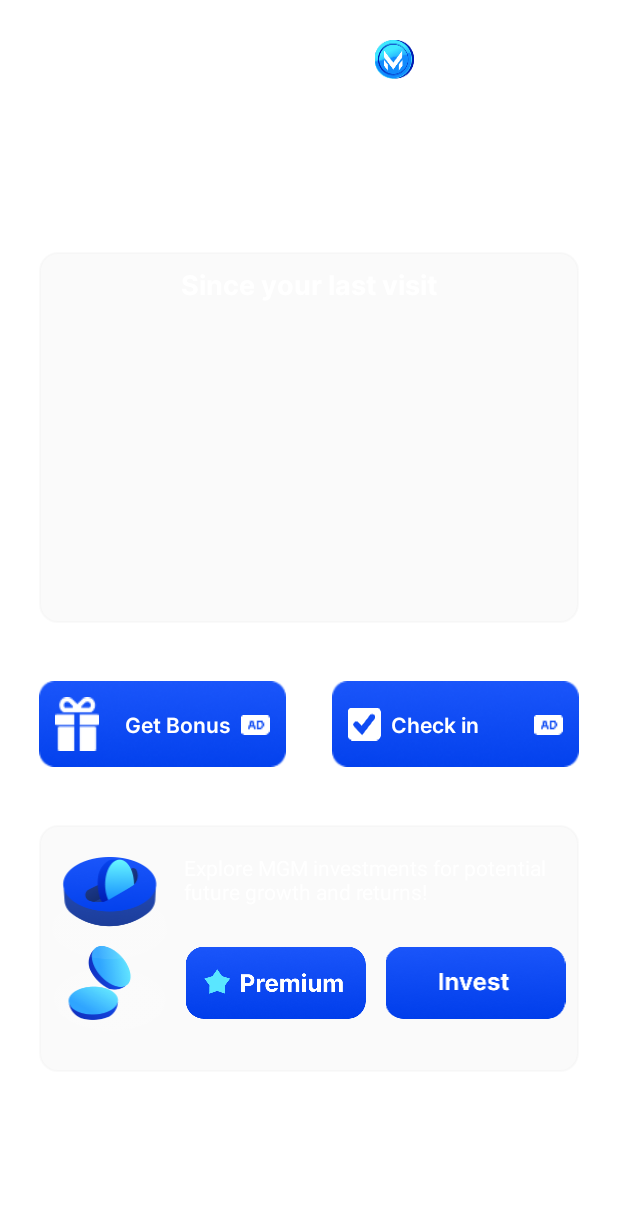
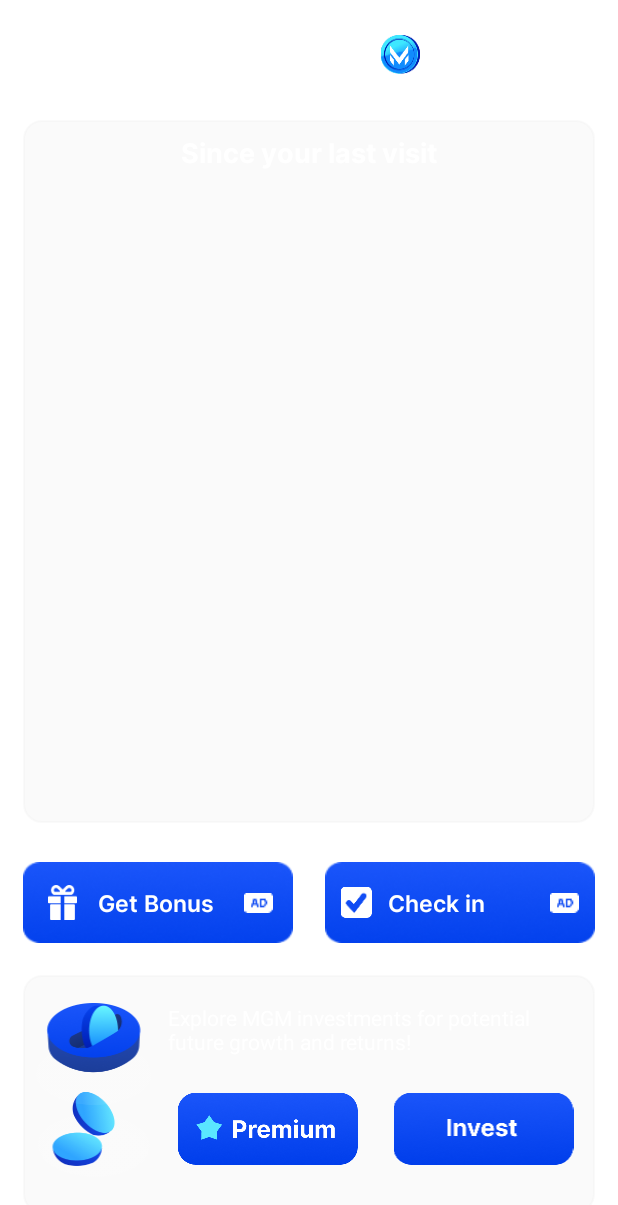
Before and after one commit to NemanjaDucic/Trade-Coach, an Android app: the layout fragment_home.xml on its own in the app's theme, with its tools: preview values and no code run, on a phone screen of 412 x 824 dp. Shown: the top 1205 px of the screen. Run offline under Robolectric (Android 15) with nearby library versions, the phone set to English and light mode, and no system bars.

Commit message:
Andrija Small Fixes - v6

```diff
--- a/app/src/main/res/layout/fragment_home.xml
+++ b/app/src/main/res/layout/fragment_home.xml
@@ -3,7 +3,9 @@
     xmlns:android="http://schemas.android.com/apk/res/android"
     android:layout_width="match_parent"
     android:layout_height="match_parent"
-    xmlns:app="http://schemas.android.com/apk/res-auto">
+    xmlns:app="http://schemas.android.com/apk/res-auto"
+    android:padding="@dimen/_12sdp">
+
     <TextView
         android:id="@+id/titleTV"
         android:layout_width="wrap_content"
@@ -13,10 +15,10 @@
         app:layout_constraintTop_toTopOf="parent"
         android:fontFamily="@font/interbold"
         android:textColor="@color/white"
-        android:textSize="26sp"
+        android:textSize="@dimen/_22sdp"
         android:textAlignment="center"
-        android:layout_margin="@dimen/_16sdp"
         android:text="@string/home"/>
+
     <ImageView
         android:src="@drawable/mcoin"
         android:layout_marginStart="@dimen/_5sdp"
@@ -26,28 +28,28 @@
         app:layout_constraintStart_toEndOf="@id/titleTV"
         app:layout_constraintTop_toTopOf="@id/titleTV"
         app:layout_constraintBottom_toBottomOf="@id/titleTV"/>
+
     <ImageView
         android:layout_width="@dimen/_30sdp"
         android:layout_height="@dimen/_20sdp"
         android:scaleType="fitXY"
-        android:layout_marginTop="@dimen/_20sdp"
+        android:src="@drawable/pbank"
+        app:layout_constraintBottom_toBottomOf="@+id/titleTV"
         app:layout_constraintEnd_toEndOf="parent"
-        app:layout_constraintTop_toTopOf="parent"
-        android:src="@drawable/pbank"
-        android:layout_marginEnd="@dimen/_24sdp"/>
+        app:layout_constraintTop_toTopOf="parent" />
 
     <androidx.constraintlayout.widget.ConstraintLayout
         android:layout_width="0dp"
-        android:layout_margin="@dimen/_20sdp"
+        android:layout_height="0dp"
         android:id="@+id/lastVisitCons"
-        android:layout_height="0dp"
-        app:layout_constraintVertical_chainStyle="packed"
         android:background="@drawable/top_home_background"
+        android:layout_marginTop="@dimen/_18sdp"
+        android:layout_marginBottom="@dimen/_12sdp"
         app:layout_constraintBottom_toTopOf="@id/consButtons"
         app:layout_constraintStart_toStartOf="parent"
         app:layout_constraintEnd_toEndOf="parent"
-        app:layout_constraintTop_toBottomOf="@id/titleTV"
-        app:layout_constraintHeight_percent="0.3">
+        app:layout_constraintTop_toBottomOf="@id/titleTV">
+
         <TextView
             android:layout_width="wrap_content"
             android:layout_height="wrap_content"
@@ -71,112 +73,116 @@
             android:layout_margin="@dimen/_5sdp"
             app:layout_constraintTop_toBottomOf="@id/visitTV"/>
     </androidx.constraintlayout.widget.ConstraintLayout>
+
     <androidx.constraintlayout.widget.ConstraintLayout
+        android:layout_width="0dp"
+        android:layout_height="wrap_content"
+        android:id="@+id/consButtons"
+        android:paddingTop="@dimen/_8sdp"
+        android:paddingBottom="@dimen/_8sdp"
         app:layout_constraintStart_toStartOf="parent"
         app:layout_constraintEnd_toEndOf="parent"
         app:layout_constraintTop_toBottomOf="@id/lastVisitCons"
-        android:layout_width="0dp"
-        android:id="@+id/consButtons"
-        app:layout_constraintBottom_toTopOf="@id/consJar"
-        app:layout_constraintHeight_percent="0.1"
-        android:layout_height="0dp">
+        app:layout_constraintBottom_toTopOf="@id/consJar">
+
         <androidx.constraintlayout.widget.ConstraintLayout
+            android:id="@+id/buttonBonusCons"
+            android:layout_width="0dp"
+            android:layout_height="wrap_content"
+            android:background="@drawable/rect_bck"
+            android:layout_marginEnd="@dimen/_8sdp"
+            android:paddingVertical="@dimen/_12sdp"
+            android:paddingHorizontal="@dimen/_10sdp"
+            app:layout_constraintBottom_toBottomOf="parent"
+            app:layout_constraintEnd_toStartOf="@+id/buttonCheckInCons"
+            app:layout_constraintStart_toStartOf="parent"
+            app:layout_constraintTop_toTopOf="parent">
+
+            <ImageView
+                android:id="@+id/giftImg"
+                android:layout_width="@dimen/_20sdp"
+                android:layout_height="@dimen/_18sdp"
+                android:src="@drawable/gift_ico"
+                app:layout_constraintBottom_toBottomOf="parent"
+                app:layout_constraintEnd_toStartOf="@id/getBounusTexxt"
+                app:layout_constraintStart_toStartOf="parent"
+                app:layout_constraintTop_toTopOf="parent" />
+
+            <TextView
+                android:id="@+id/getBounusTexxt"
+                android:layout_width="0dp"
+                android:layout_height="wrap_content"
+                android:fontFamily="@font/intersemibold"
+                android:text="Get Bonus"
+                android:gravity="start"
+                android:layout_marginLeft="@dimen/_8sdp"
+                android:textColor="@color/white"
+                android:textSize="@dimen/_12sdp"
+                app:layout_constraintBottom_toBottomOf="parent"
+                app:layout_constraintEnd_toStartOf="@id/adLeft"
+                app:layout_constraintStart_toEndOf="@id/giftImg"
+                app:layout_constraintTop_toTopOf="parent" />
+
+            <ImageView
+                android:id="@+id/adLeft"
+                android:layout_width="@dimen/_15sdp"
+                android:layout_height="@dimen/_10sdp"
+                android:scaleType="fitXY"
+                android:src="@drawable/ad_ico"
+                app:layout_constraintBottom_toBottomOf="parent"
+                app:layout_constraintEnd_toEndOf="parent"
+                app:layout_constraintStart_toEndOf="@id/getBounusTexxt"
+                app:layout_constraintTop_toTopOf="parent" />
+        </androidx.constraintlayout.widget.ConstraintLayout>
+
+        <androidx.constraintlayout.widget.ConstraintLayout
+            android:id="@+id/buttonCheckInCons"
             android:layout_width="0dp"
             android:layout_height="0dp"
-            app:layout_constraintHeight_percent="0.7"
-            app:layout_constraintStart_toStartOf="parent"
-            app:layout_constraintTop_toTopOf="parent"
-            android:layout_marginStart="@dimen/_20sdp"
             android:background="@drawable/rect_bck"
+            android:layout_marginStart="@dimen/_8sdp"
+            android:paddingVertical="@dimen/_12sdp"
+            android:paddingHorizontal="@dimen/_8sdp"
             app:layout_constraintBottom_toBottomOf="parent"
-            app:layout_constraintWidth_percent="0.4"
-            android:id="@+id/buttonBonusCons">
+            app:layout_constraintEnd_toEndOf="parent"
+            app:layout_constraintStart_toEndOf="@+id/buttonBonusCons"
+            app:layout_constraintTop_toTopOf="parent">
+
             <ImageView
+                android:id="@+id/checkImg"
+                android:layout_width="@dimen/_16sdp"
+                android:layout_height="@dimen/_16sdp"
+                android:src="@drawable/check_ico"
+                app:layout_constraintBottom_toBottomOf="parent"
+                app:layout_constraintStart_toStartOf="parent"
+                app:layout_constraintTop_toTopOf="parent" />
+
+            <TextView
                 android:layout_width="0dp"
-                android:layout_height="0dp"
-                android:layout_marginStart="@dimen/_8sdp"
-                android:src="@drawable/gift_ico"
-                android:id="@+id/giftImg"
-                android:layout_margin="@dimen/_8sdp"
-                app:layout_constraintEnd_toStartOf="@id/getBounusTexxt"
+                android:layout_height="wrap_content"
+                android:fontFamily="@font/intersemibold"
+                android:text="Check in"
+                android:gravity="start"
+                android:layout_marginLeft="@dimen/_8sdp"
+                android:textColor="@color/white"
+                android:textSize="@dimen/_12sdp"
+                app:layout_constraintBottom_toBottomOf="parent"
+                app:layout_constraintEnd_toStartOf="@+id/imageView"
+                app:layout_constraintStart_toEndOf="@id/checkImg"
+                app:layout_constraintTop_toTopOf="parent" />
 
-                app:layout_constraintStart_toStartOf="parent"
-                app:layout_constraintTop_toTopOf="parent"
-                app:layout_constraintBottom_toBottomOf="parent"/>
-            <TextView
-                app:layout_constraintEnd_toStartOf="@id/adLeft"
-                android:id="@+id/getBounusTexxt"
-                android:layout_width="wrap_content"
-                android:layout_height="wrap_content"
-                app:layout_constraintTop_toTopOf="parent"
-                app:layout_constraintBottom_toBottomOf="parent"
-                app:layout_constraintStart_toEndOf="@id/giftImg"
-                android:layout_marginStart="@dimen/_5sdp"
-                android:text="Get Bonus"
-                android:textColor="@color/white"
-                android:textSize="14sp"
-                android:fontFamily="@font/intersemibold"/>
-                <ImageView
-                    android:id="@+id/adLeft"
-                    app:layout_constraintStart_toEndOf="@id/getBounusTexxt"
-                    android:layout_width="@dimen/_15sdp"
-                    android:layout_height="@dimen/_10sdp"
-                    android:src="@drawable/ad_ico"
-                    android:scaleType="fitXY"
-                    android:layout_marginStart="@dimen/_5sdp"
-                    android:layout_marginTop="@dimen/_16sdp"
-                    android:layout_marginBottom="@dimen/_15sdp"
-                    app:layout_constraintEnd_toEndOf="parent"
-                    app:layout_constraintTop_toTopOf="parent"
-                    app:layout_constraintBottom_toBottomOf="parent"
-                    android:layout_marginEnd="@dimen/_8sdp"/>
-        </androidx.constraintlayout.widget.ConstraintLayout>
-        <androidx.constraintlayout.widget.ConstraintLayout
-            android:layout_width="0dp"
-            android:layout_height="0dp"
-            android:layout_marginEnd="@dimen/_20sdp"
-            app:layout_constraintHeight_percent="0.7"
-            app:layout_constraintEnd_toEndOf="parent"
-            app:layout_constraintTop_toTopOf="parent"
-            android:background="@drawable/rect_bck"
-            app:layout_constraintBottom_toBottomOf="parent"
-            app:layout_constraintWidth_percent="0.4"
-            android:id="@+id/buttonCheckInCons">
             <ImageView
-                android:layout_width="wrap_content"
-                android:layout_height="0dp"
-                android:layout_marginStart="@dimen/_8sdp"
-                android:src="@drawable/check_ico"
-                android:id="@+id/checkImg"
-                app:layout_constraintStart_toStartOf="parent"
-                app:layout_constraintTop_toTopOf="parent"
-                app:layout_constraintBottom_toBottomOf="parent"/>
-            <TextView
-                android:layout_width="wrap_content"
-                android:layout_height="wrap_content"
-                app:layout_constraintTop_toTopOf="parent"
-                app:layout_constraintBottom_toBottomOf="parent"
-                app:layout_constraintStart_toEndOf="@id/checkImg"
-                android:layout_marginStart="@dimen/_5sdp"
-                android:text="Check in"
-                android:textColor="@color/white"
-                android:textSize="14sp"
-                android:fontFamily="@font/intersemibold"/>
-            <ImageView
+                android:id="@+id/imageView"
                 android:layout_width="@dimen/_15sdp"
                 android:layout_height="@dimen/_10sdp"
-                android:layout_marginStart="@dimen/_5sdp"
-                android:layout_marginTop="@dimen/_16sdp"
-                android:layout_marginBottom="@dimen/_15sdp"
-                android:layout_marginEnd="@dimen/_8sdp"
                 android:scaleType="fitXY"
                 android:src="@drawable/ad_ico"
+                app:layout_constraintBottom_toBottomOf="parent"
                 app:layout_constraintEnd_toEndOf="parent"
-                app:layout_constraintTop_toTopOf="parent"
-                app:layout_constraintBottom_toBottomOf="parent"
-               />
+                app:layout_constraintTop_toTopOf="parent" />
         </androidx.constraintlayout.widget.ConstraintLayout>
     </androidx.constraintlayout.widget.ConstraintLayout>
+
     <androidx.constraintlayout.widget.ConstraintLayout
         android:layout_width="0dp"
         android:layout_height="0dp"
@@ -184,11 +190,12 @@
         app:layout_constraintStart_toStartOf="parent"
         app:layout_constraintEnd_toEndOf="parent"
         android:id="@+id/consJar"
+        android:layout_marginTop="@dimen/_8sdp"
         android:background="@drawable/top_home_background"
-        android:layout_margin="@dimen/_20sdp"
         app:layout_constraintBottom_toBottomOf="parent"
         app:layout_constraintTop_toBottomOf="@id/consButtons"
         app:layout_constraintHeight_percent="0.2">
+
         <ImageView
             android:layout_width="@dimen/_60sdp"
             android:layout_height="wrap_content"
```
